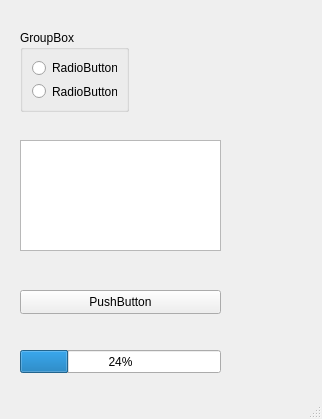
This is mainwindow.ui in achkas/-Qt_task4 as Qt 5 draws it before an edit. The edited form follows.
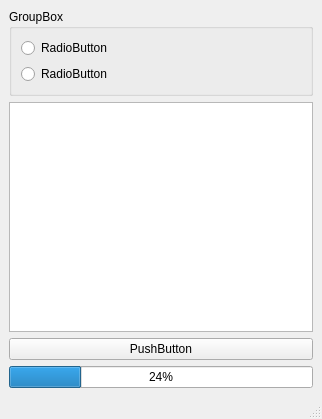
This is the edited form.

Commit message: исправление 1

```diff
--- a/mainwindow.ui
+++ b/mainwindow.ui
@@ -14,15 +14,9 @@
    <string>MainWindow</string>
   </property>
   <widget class="QWidget" name="centralwidget">
+   <layout class="QGridLayout" name="gridLayout">
+    <item row="0" column="0">
    <widget class="QGroupBox" name="groupBox">
-    <property name="geometry">
-     <rect>
-      <x>20</x>
-      <y>30</y>
-      <width>109</width>
-      <height>82</height>
-     </rect>
-    </property>
     <property name="title">
      <string>GroupBox</string>
     </property>
@@ -43,25 +37,12 @@
      </item>
     </layout>
    </widget>
-   <widget class="QListWidget" name="Mylist">
-    <property name="geometry">
-     <rect>
-      <x>20</x>
-      <y>140</y>
-      <width>201</width>
-      <height>111</height>
-     </rect>
-    </property>
-   </widget>
+    </item>
+    <item row="1" column="0">
+     <widget class="QListWidget" name="Mylist"/>
+    </item>
+    <item row="2" column="0">
    <widget class="QPushButton" name="MyButton">
-    <property name="geometry">
-     <rect>
-      <x>20</x>
-      <y>290</y>
-      <width>201</width>
-      <height>24</height>
-     </rect>
-    </property>
     <property name="text">
      <string>PushButton</string>
     </property>
@@ -72,19 +53,15 @@
      <bool>false</bool>
     </property>
    </widget>
+    </item>
+    <item row="3" column="0">
    <widget class="QProgressBar" name="MyprogressBar">
-    <property name="geometry">
-     <rect>
-      <x>20</x>
-      <y>350</y>
-      <width>201</width>
-      <height>23</height>
-     </rect>
-    </property>
     <property name="value">
      <number>24</number>
     </property>
    </widget>
+    </item>
+   </layout>
   </widget>
   <widget class="QMenuBar" name="menubar">
    <property name="geometry">
```
Lines whose indentation alone changed are shown as unchanged. The commit also changes 2 other files.
